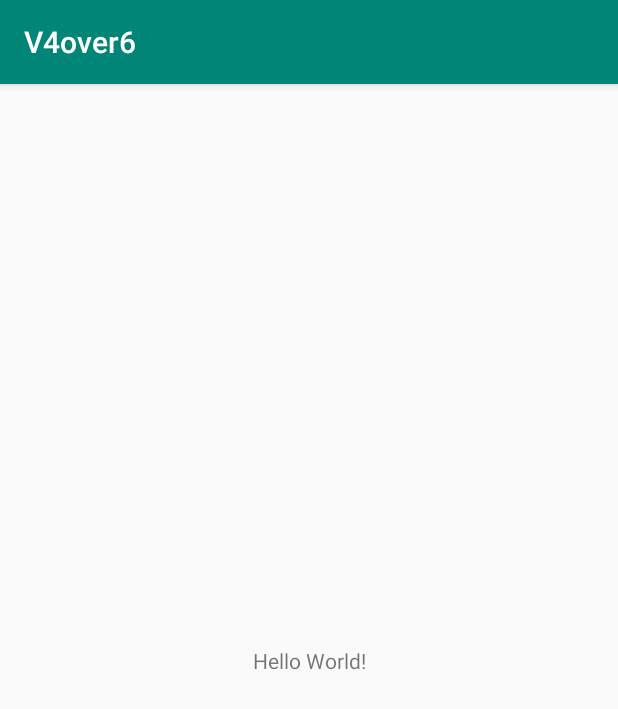
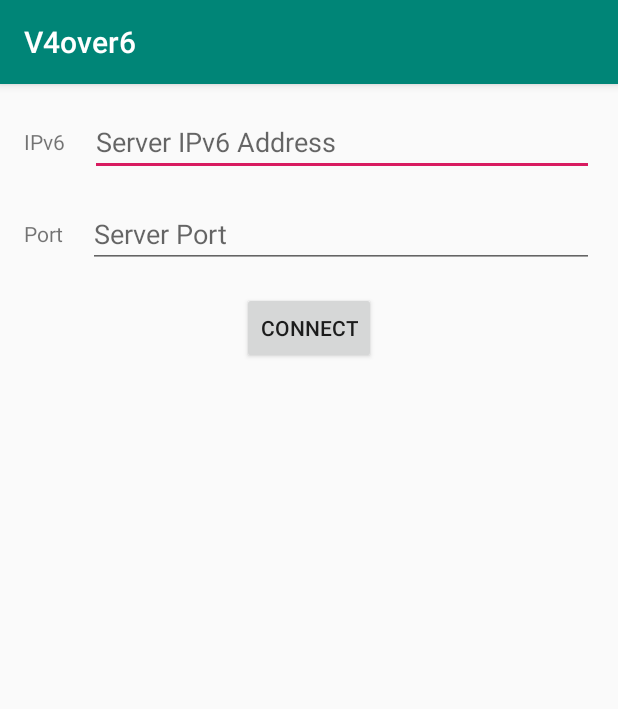
Before and after one commit to li-plus/4over6-android, an Android app: the screen it shows after launch (MainActivity), on a phone screen of 412 x 824 dp. Shown: the top 709 px of the screen. Run offline under Robolectric (Android 15) with nearby library versions, the phone set to English and light mode, and no system bars.

Commit message:
add simple ui

```diff
--- a/app/src/main/java/top/liplus/v4over6/MainActivity.java
+++ b/app/src/main/java/top/liplus/v4over6/MainActivity.java
@@ -1,14 +1,33 @@
 package top.liplus.v4over6;
+
+import android.os.Bundle;
+import android.view.View;
+import android.widget.Button;
+import android.widget.Toast;
 
 import androidx.appcompat.app.AppCompatActivity;
 
-import android.os.Bundle;
+public class MainActivity extends AppCompatActivity {
+    private static final String TAG = MainActivity.class.getSimpleName();
 
-public class MainActivity extends AppCompatActivity {
+    private Button btnConnect;
+
+    private boolean isConnected = false;
 
     @Override
     protected void onCreate(Bundle savedInstanceState) {
         super.onCreate(savedInstanceState);
         setContentView(R.layout.activity_main);
+
+        btnConnect = findViewById(R.id.btn_connect);
+
+        btnConnect.setOnClickListener(new View.OnClickListener() {
+            @Override
+            public void onClick(View view) {
+                isConnected = !isConnected;
+                btnConnect.setText(isConnected ? R.string.disconnect : R.string.connect);
+                Toast.makeText(view.getContext(), "Connected " + isConnected, Toast.LENGTH_SHORT).show();
+            }
+        });
     }
 }
--- a/app/src/main/res/layout/activity_main.xml
+++ b/app/src/main/res/layout/activity_main.xml
@@ -6,13 +6,63 @@
     android:layout_height="match_parent"
     tools:context=".MainActivity">
 
-    <TextView
-        android:layout_width="wrap_content"
+    <LinearLayout
+        android:layout_width="match_parent"
         android:layout_height="wrap_content"
-        android:text="Hello World!"
-        app:layout_constraintBottom_toBottomOf="parent"
-        app:layout_constraintLeft_toLeftOf="parent"
-        app:layout_constraintRight_toRightOf="parent"
-        app:layout_constraintTop_toTopOf="parent" />
+        android:layout_margin="8sp"
+        android:orientation="vertical"
+        app:layout_constraintTop_toTopOf="parent">
+
+        <LinearLayout
+            android:layout_width="match_parent"
+            android:layout_height="wrap_content"
+            android:orientation="horizontal">
+
+            <TextView
+                android:layout_width="wrap_content"
+                android:layout_height="wrap_content"
+                android:layout_gravity="center"
+                android:layout_margin="8sp"
+                android:text="@string/ipv6" />
+
+            <EditText
+                android:id="@+id/et_server_addr"
+                android:layout_width="match_parent"
+                android:layout_height="wrap_content"
+                android:layout_margin="8sp"
+                android:hint="@string/server_addr"
+                android:inputType="text" />
+        </LinearLayout>
+
+        <LinearLayout
+            android:layout_width="match_parent"
+            android:layout_height="wrap_content"
+            android:orientation="horizontal">
+
+            <TextView
+                android:layout_width="wrap_content"
+                android:layout_height="wrap_content"
+                android:layout_gravity="center"
+                android:layout_margin="8sp"
+                android:text="@string/port" />
+
+            <EditText
+                android:id="@+id/et_server_port"
+                android:layout_width="match_parent"
+                android:layout_height="wrap_content"
+                android:layout_margin="8sp"
+                android:hint="@string/server_port"
+                android:inputType="number" />
+        </LinearLayout>
+
+        <Button
+            android:id="@+id/btn_connect"
+            android:layout_width="wrap_content"
+            android:layout_height="wrap_content"
+            android:layout_gravity="center_horizontal"
+            android:layout_margin="8sp"
+            android:text="@string/connect" />
+
+    </LinearLayout>
 
 </androidx.constraintlayout.widget.ConstraintLayout>
--- a/app/src/main/res/values/colors.xml
+++ b/app/src/main/res/values/colors.xml
@@ -3,4 +3,21 @@
     <color name="colorPrimary">#008577</color>
     <color name="colorPrimaryDark">#00574B</color>
     <color name="colorAccent">#D81B60</color>
+
+    <color name="gray_0">#000000</color>
+    <color name="gray_1">#111111</color>
+    <color name="gray_2">#222222</color>
+    <color name="gray_3">#333333</color>
+    <color name="gray_4">#444444</color>
+    <color name="gray_5">#555555</color>
+    <color name="gray_6">#666666</color>
+    <color name="gray_7">#777777</color>
+    <color name="gray_8">#888888</color>
+    <color name="gray_9">#999999</color>
+    <color name="gray_a">#aaaaaa</color>
+    <color name="gray_b">#bbbbbb</color>
+    <color name="gray_c">#cccccc</color>
+    <color name="gray_d">#dddddd</color>
+    <color name="gray_e">#eeeeee</color>
+    <color name="gray_f">#ffffff</color>
 </resources>
--- a/app/src/main/res/values/strings.xml
+++ b/app/src/main/res/values/strings.xml
@@ -1,3 +1,11 @@
 <resources>
     <string name="app_name">V4over6</string>
+    <string name="server_addr">Server IPv6 Address</string>
+    <string name="server_port">Server Port</string>
+    <string name="reset">Reset</string>
+    <string name="connect">Connect</string>
+    <string name="disconnect">Disconnect</string>
+    <string name="not_connected">Not Connected</string>
+    <string name="ipv6">IPv6</string>
+    <string name="port">Port</string>
 </resources>
```
